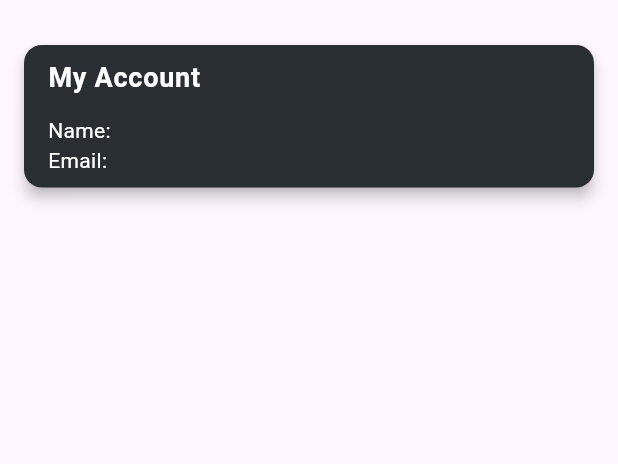
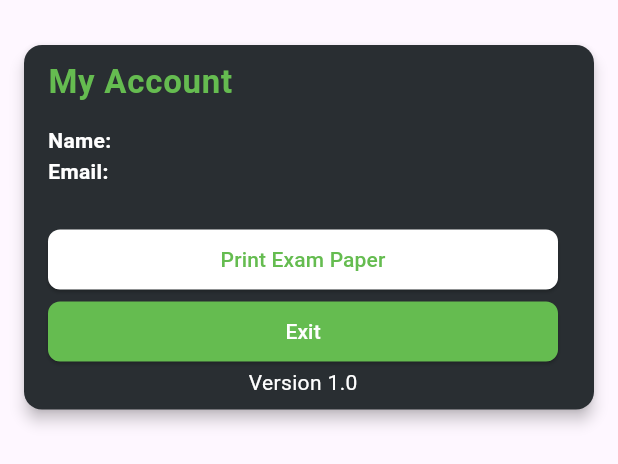
Before and after one commit to eielelle/gradify-mobile, a Flutter app: the AboutFragment widget shown alone on an empty page, opened directly, on a phone screen of 412 x 824 dp. Shown: the top 464 px of the screen. Run offline on Flutter 3.47's test engine with Material 3 defaults, Android fonts, the light colour scheme and no system bars; our stand-ins replace camera, connectivity_plus, dio, fl_chart, fluttertoast, iconsax_flutter and 3 more; missing offline and left inert: opencv_dart; accounts and stored records are empty; network calls fail.

Commit message:
finished about page

```diff
--- a/lib/fragments/about_fragment.dart
+++ b/lib/fragments/about_fragment.dart
@@ -1,5 +1,11 @@
+import 'dart:io';
+
 import 'package:flutter/material.dart';
+import 'package:flutter/services.dart';
+import 'package:fluttertoast/fluttertoast.dart';
+import 'package:path_provider/path_provider.dart';
 import 'package:shared_preferences/shared_preferences.dart';
+import 'package:share_plus/share_plus.dart';
 
 class AboutFragment extends StatefulWidget {
   const AboutFragment({super.key});
@@ -14,7 +20,6 @@ class _AboutFragmentState extends State<AboutFragment> {
 
   @override
   void initState() {
-    // TODO: implement initState
     super.initState();
 
     setAbout();
@@ -41,26 +46,113 @@ class _AboutFragmentState extends State<AboutFragment> {
               color: const Color.fromRGBO(41, 46, 50, 1),
               elevation: 4,
               child: ListTile(
-                title: Text(
+                title: const Text(
                   "My Account",
-                  style: const TextStyle(
+                  style: TextStyle(
                       fontWeight: FontWeight.bold,
-                      fontSize: 18,
-                      color: Colors.white),
+                      fontSize: 22,
+                      color: Color.fromRGBO(101, 188, 80, 1)),
                 ),
                 subtitle: Column(
                   crossAxisAlignment: CrossAxisAlignment.start,
                   children: [
-                    SizedBox(height: 12),
-                    Text("Name: $name", style: TextStyle(color: Colors.white)),
-                    Text("Email: $email",
-                        style: TextStyle(color: Colors.white)),
+                    const SizedBox(height: 12),
+                    Row(children: [
+                      const Text("Name: ",
+                          style: TextStyle(
+                              color: Colors.white,
+                              fontWeight: FontWeight.bold)),
+                      Text(
+                        name,
+                        style: const TextStyle(color: Colors.white),
+                      )
+                    ]),
+                    Row(children: [
+                      const Text("Email: ",
+                          style: TextStyle(
+                              color: Colors.white,
+                              fontWeight: FontWeight.bold)),
+                      Text(
+                        email,
+                        style: const TextStyle(color: Colors.white),
+                      )
+                    ]),
+                    SizedBox(
+                      height: 24,
+                    ),
+                    SizedBox(
+                        width: double.infinity,
+                        child: ElevatedButton(
+                            onPressed: () async {
+                              try {
+                                // Load the PDF file from assets as bytes
+                                final ByteData data = await rootBundle.load(
+                                    'assets/files/gradify-exam-paper.pdf');
+                                final buffer = data.buffer.asUint8List();
+
+                                // Get the temporary directory to save the file
+                                final directory = await getTemporaryDirectory();
+                                final filePath =
+                                    '${directory.path}/gradify-exam-paper.pdf';
+                                final file = File(filePath);
+
+                                // Write the PDF bytes to the file
+                                await file.writeAsBytes(buffer);
+
+                                // Share the PDF file
+                                await Share.shareXFiles(
+                                  [XFile(filePath)],
+                                );
+                              } catch (error) {
+                                Fluttertoast.showToast(
+                                    msg: "Cannot print at the moment",
+                                    toastLength: Toast.LENGTH_SHORT,
+                                    gravity: ToastGravity.CENTER,
+                                    timeInSecForIosWeb: 1,
+                                    textColor: Colors.white,
+                                    fontSize: 16.0);
+                              }
+                            },
+                            style: ElevatedButton.styleFrom(
+                              backgroundColor: Colors.white,
+                              shape: RoundedRectangleBorder(
+                                borderRadius: BorderRadius.circular(
+                                    8.0), // Set border radius
+                              ),
+                            ),
+                            child: const Text(
+                              "Print Exam Paper",
+                              style: TextStyle(
+                                  color: Color.fromRGBO(101, 188, 80, 1)),
+                            ))),
+                    SizedBox(
+                        width: double.infinity,
+                        child: ElevatedButton(
+                            onPressed: () {
+                              SystemNavigator.pop();
+                            },
+                            style: ElevatedButton.styleFrom(
+                              backgroundColor:
+                                  const Color.fromRGBO(101, 188, 80, 1),
+                              shape: RoundedRectangleBorder(
+                                borderRadius: BorderRadius.circular(
+                                    8.0), // Set border radius
+                              ),
+                            ),
+                            child: const Text(
+                              "Exit",
+                              style: TextStyle(color: Colors.white),
+                            ))),
+                    const Row(
+                        mainAxisAlignment: MainAxisAlignment.center,
+                        children: [
+                          Text("Version 1.0",
+                              style: TextStyle(color: Colors.white))
+                        ])
                   ],
                 ),
               ),
             )
-            // _buildCard('About', 'About the app'),
-            // const SizedBox(height: 14)
           ],
         ));
   }
--- a/lib/fragments/classes_fragment.dart
+++ b/lib/fragments/classes_fragment.dart
@@ -1,6 +1,5 @@
 import 'package:dio/dio.dart';
 import 'package:flutter/material.dart';
-import 'package:iconsax_flutter/iconsax_flutter.dart';
 import 'package:scannerv3/helpers/database_helper.dart';
 import 'package:scannerv3/models/school_class.dart';
 import 'package:scannerv3/screens/school_year_screen.dart';
--- a/pubspec.yaml
+++ b/pubspec.yaml
@@ -48,6 +48,7 @@ dependencies:
   path: ^1.9.0
   intl: ^0.19.0
   fl_chart: ^0.69.0
+  share_plus: ^10.0.0
 
 dev_dependencies:
   flutter_test:
@@ -74,6 +75,7 @@ flutter:
   # To add assets to your application, add an assets section, like this:
   assets:
     - assets/images/logo.png
+    - assets/files/gradify-exam-paper.pdf
 
   # An image asset can refer to one or more resolution-specific "variants", see
   # https://flutter.dev/assets-and-images/#resolution-aware
```
Also changed, not shown: lib/screens/home_screen.dart (+43 -25 lines), pubspec.lock, 6 other files.
